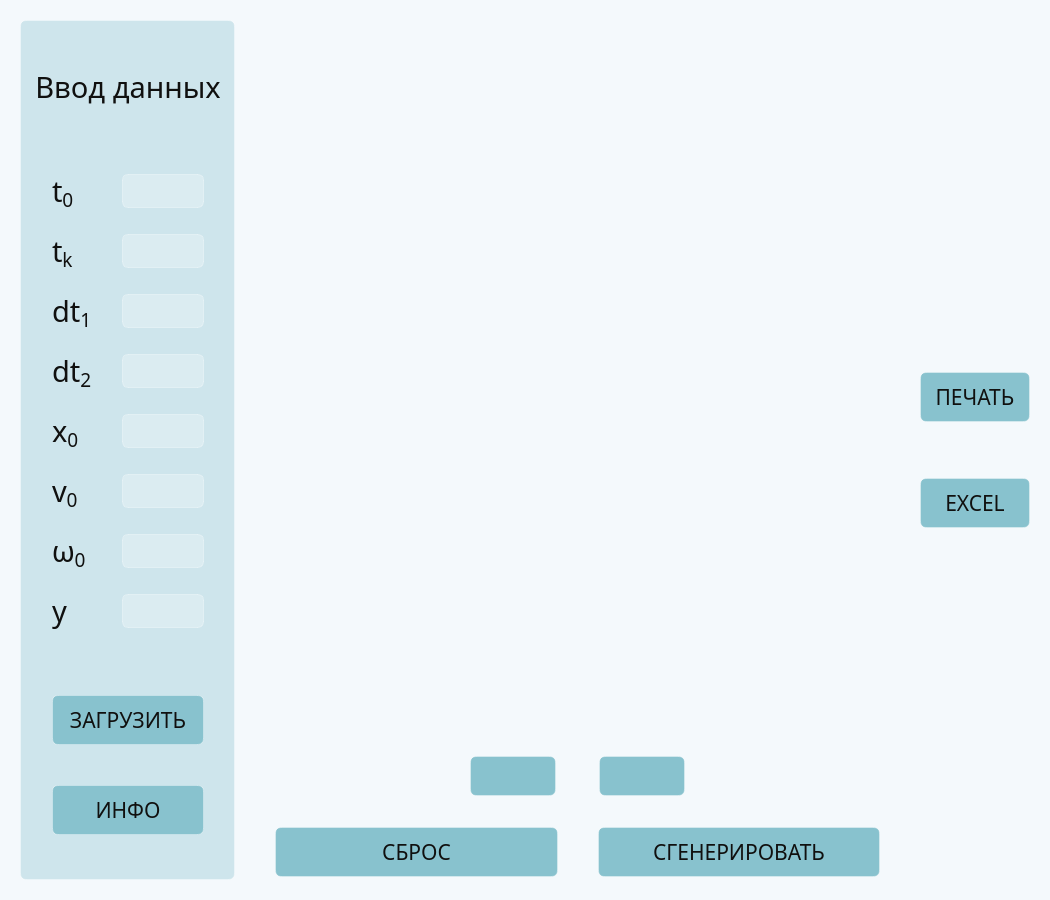
rottenpearr/oscillator-fluctuations, file UI/MainWindow.ui: the form before one commit.
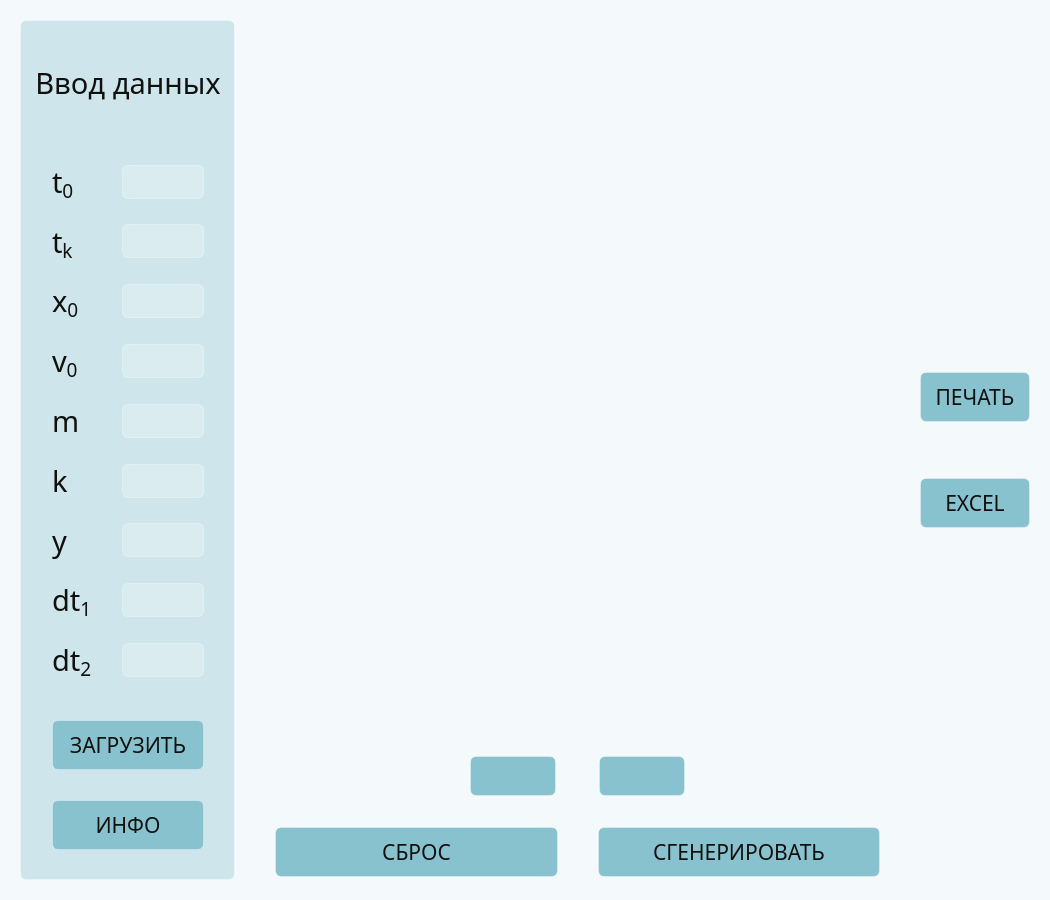
The form after the commit. Icons and pictures are not drawn.

Diff of the .ui file:
```diff
--- a/UI/MainWindow.ui
+++ b/UI/MainWindow.ui
@@ -980,7 +980,7 @@
 border-radius: 6px;
 </string>
       </property>
-      <layout class="QVBoxLayout" name="verticalLayout" stretch="1,0,1,2,2,2,2,2,2,2,2,1,2,0,2,1">
+      <layout class="QVBoxLayout" name="verticalLayout" stretch="1,0,1,2,2,2,2,2,0,2,0,0,1,2,0,2,1">
        <property name="spacing">
         <number>20</number>
        </property>
@@ -1238,143 +1238,6 @@
          </item>
         </layout>
        </item>
-       <item>
-        <layout class="QHBoxLayout" name="layout_dt1" stretch="0,2,15,0">
-         <item>
-          <spacer name="horizontalSpacer_20">
-           <property name="orientation">
-            <enum>Qt::Orientation::Horizontal</enum>
-           </property>
-           <property name="sizeHint" stdset="0">
-            <size>
-             <width>30</width>
-             <height>20</height>
-            </size>
-           </property>
-          </spacer>
-         </item>
-         <item>
-          <widget class="QLabel" name="label_dt1">
-           <property name="minimumSize">
-            <size>
-             <width>50</width>
-             <height>40</height>
-            </size>
-           </property>
-           <property name="styleSheet">
-            <string notr="true">background-color: none;
-border: none;
-border-radius: none;</string>
-           </property>
-           <property name="text">
-            <string>&lt;html&gt;&lt;head/&gt;&lt;body&gt;&lt;p&gt;&lt;span style=&quot; font-size:22pt;&quot;&gt;dt&lt;/span&gt;&lt;span style=&quot; font-size:22pt; vertical-align:sub;&quot;&gt;1&lt;/span&gt;&lt;/p&gt;&lt;/body&gt;&lt;/html&gt;</string>
-           </property>
-           <property name="alignment">
-            <set>Qt::AlignmentFlag::AlignLeading|Qt::AlignmentFlag::AlignLeft|Qt::AlignmentFlag::AlignVCenter</set>
-           </property>
-          </widget>
-         </item>
-         <item>
-          <widget class="QLineEdit" name="entry_dt1">
-           <property name="minimumSize">
-            <size>
-             <width>0</width>
-             <height>30</height>
-            </size>
-           </property>
-           <property name="styleSheet">
-            <string notr="true">background-color: rgba(255, 255, 255, 70);
-border: 1px solid rgba(255, 255, 255, 80);
-border-radius: 6px;
-font-size: 16pt;</string>
-           </property>
-          </widget>
-         </item>
-         <item>
-          <spacer name="horizontalSpacer_16">
-           <property name="orientation">
-            <enum>Qt::Orientation::Horizontal</enum>
-           </property>
-           <property name="sizeHint" stdset="0">
-            <size>
-             <width>30</width>
-             <height>20</height>
-            </size>
-           </property>
-          </spacer>
-         </item>
-        </layout>
-       </item>
-       <item>
-        <layout class="QHBoxLayout" name="layout_dt2" stretch="0,2,15,0">
-         <item>
-          <spacer name="horizontalSpacer_14">
-           <property name="orientation">
-            <enum>Qt::Orientation::Horizontal</enum>
-           </property>
-           <property name="sizeHint" stdset="0">
-            <size>
-             <width>30</width>
-             <height>20</height>
-            </size>
-           </property>
-          </spacer>
-         </item>
-         <item>
-          <widget class="QLabel" name="label_dt2">
-           <property name="minimumSize">
-            <size>
-             <width>50</width>
-             <height>40</height>
-            </size>
-           </property>
-           <property name="styleSheet">
-            <string notr="true">background-color: none;
-border: none;
-border-radius: none;</string>
-           </property>
-           <property name="text">
-            <string>&lt;html&gt;&lt;head/&gt;&lt;body&gt;&lt;p&gt;&lt;span style=&quot; font-size:22pt;&quot;&gt;dt&lt;/span&gt;&lt;span style=&quot; font-size:22pt; vertical-align:sub;&quot;&gt;2&lt;/span&gt;&lt;/p&gt;&lt;/body&gt;&lt;/html&gt;</string>
-           </property>
-           <property name="alignment">
-            <set>Qt::AlignmentFlag::AlignLeading|Qt::AlignmentFlag::AlignLeft|Qt::AlignmentFlag::AlignVCenter</set>
-           </property>
-          </widget>
-         </item>
-         <item>
-          <widget class="QLineEdit" name="entry_dt2">
-           <property name="minimumSize">
-            <size>
-             <width>0</width>
-             <height>30</height>
-            </size>
-           </property>
-           <property name="styleSheet">
-            <string notr="true">background-color: rgba(255, 255, 255, 70);
-border: 1px solid rgba(255, 255, 255, 80);
-border-radius: 6px;
-font-size: 16pt;</string>
-           </property>
-           <property name="alignment">
-            <set>Qt::AlignmentFlag::AlignLeading|Qt::AlignmentFlag::AlignLeft|Qt::AlignmentFlag::AlignVCenter</set>
-           </property>
-          </widget>
-         </item>
-         <item>
-          <spacer name="horizontalSpacer_15">
-           <property name="orientation">
-            <enum>Qt::Orientation::Horizontal</enum>
-           </property>
-           <property name="sizeHint" stdset="0">
-            <size>
-             <width>30</width>
-             <height>20</height>
-            </size>
-           </property>
-          </spacer>
-         </item>
-        </layout>
-       </item>
        <item>
         <layout class="QHBoxLayout" name="layout_x0" stretch="0,2,15,0">
          <item>
@@ -1541,7 +1404,7 @@
 border-radius: none;</string>
            </property>
            <property name="text">
-            <string>&lt;html&gt;&lt;head/&gt;&lt;body&gt;&lt;p&gt;&lt;span style=&quot; font-size:22pt;&quot;&gt;ω&lt;/span&gt;&lt;span style=&quot; font-size:22pt; vertical-align:sub;&quot;&gt;0&lt;/span&gt;&lt;/p&gt;&lt;/body&gt;&lt;/html&gt;</string>
+            <string>&lt;html&gt;&lt;head/&gt;&lt;body&gt;&lt;p&gt;&lt;span style=&quot; font-size:22pt;&quot;&gt;m&lt;/span&gt;&lt;/p&gt;&lt;/body&gt;&lt;/html&gt;</string>
            </property>
            <property name="alignment">
             <set>Qt::AlignmentFlag::AlignLeading|Qt::AlignmentFlag::AlignLeft|Qt::AlignmentFlag::AlignVCenter</set>
@@ -1579,6 +1442,70 @@
          </item>
         </layout>
        </item>
+       <item>
+        <layout class="QHBoxLayout" name="layout_k" stretch="0,2,15,0">
+         <item>
+          <spacer name="horizontalSpacer_33">
+           <property name="orientation">
+            <enum>Qt::Orientation::Horizontal</enum>
+           </property>
+           <property name="sizeHint" stdset="0">
+            <size>
+             <width>30</width>
+             <height>20</height>
+            </size>
+           </property>
+          </spacer>
+         </item>
+         <item>
+          <widget class="QLabel" name="label_k">
+           <property name="minimumSize">
+            <size>
+             <width>50</width>
+             <height>40</height>
+            </size>
+           </property>
+           <property name="styleSheet">
+            <string notr="true">background-color: none;
+border: none;
+border-radius: none;</string>
+           </property>
+           <property name="text">
+            <string>&lt;html&gt;&lt;head/&gt;&lt;body&gt;&lt;p&gt;&lt;span style=&quot; font-size:22pt;&quot;&gt;k&lt;/span&gt;&lt;/p&gt;&lt;/body&gt;&lt;/html&gt;</string>
+           </property>
+          </widget>
+         </item>
+         <item>
+          <widget class="QLineEdit" name="entry_k">
+           <property name="minimumSize">
+            <size>
+             <width>0</width>
+             <height>30</height>
+            </size>
+           </property>
+           <property name="styleSheet">
+            <string notr="true">background-color: rgba(255, 255, 255, 70);
+border: 1px solid rgba(255, 255, 255, 80);
+border-radius: 6px;
+font-size: 16pt;</string>
+           </property>
+          </widget>
+         </item>
+         <item>
+          <spacer name="horizontalSpacer_34">
+           <property name="orientation">
+            <enum>Qt::Orientation::Horizontal</enum>
+           </property>
+           <property name="sizeHint" stdset="0">
+            <size>
+             <width>30</width>
+             <height>20</height>
+            </size>
+           </property>
+          </spacer>
+         </item>
+        </layout>
+       </item>
        <item>
         <layout class="QHBoxLayout" name="layout_y" stretch="0,2,15,0">
          <item>
@@ -1646,6 +1573,143 @@
          </item>
         </layout>
        </item>
+       <item>
+        <layout class="QHBoxLayout" name="layout_dt1" stretch="0,2,15,0">
+         <item>
+          <spacer name="horizontalSpacer_20">
+           <property name="orientation">
+            <enum>Qt::Orientation::Horizontal</enum>
+           </property>
+           <property name="sizeHint" stdset="0">
+            <size>
+             <width>30</width>
+             <height>20</height>
+            </size>
+           </property>
+          </spacer>
+         </item>
+         <item>
+          <widget class="QLabel" name="label_dt1">
+           <property name="minimumSize">
+            <size>
+             <width>50</width>
+             <height>40</height>
+            </size>
+           </property>
+           <property name="styleSheet">
+            <string notr="true">background-color: none;
+border: none;
+border-radius: none;</string>
+           </property>
+           <property name="text">
+            <string>&lt;html&gt;&lt;head/&gt;&lt;body&gt;&lt;p&gt;&lt;span style=&quot; font-size:22pt;&quot;&gt;dt&lt;/span&gt;&lt;span style=&quot; font-size:22pt; vertical-align:sub;&quot;&gt;1&lt;/span&gt;&lt;/p&gt;&lt;/body&gt;&lt;/html&gt;</string>
+           </property>
+           <property name="alignment">
+            <set>Qt::AlignmentFlag::AlignLeading|Qt::AlignmentFlag::AlignLeft|Qt::AlignmentFlag::AlignVCenter</set>
+           </property>
+          </widget>
+         </item>
+         <item>
+          <widget class="QLineEdit" name="entry_dt1">
+           <property name="minimumSize">
+            <size>
+             <width>0</width>
+             <height>30</height>
+            </size>
+           </property>
+           <property name="styleSheet">
+            <string notr="true">background-color: rgba(255, 255, 255, 70);
+border: 1px solid rgba(255, 255, 255, 80);
+border-radius: 6px;
+font-size: 16pt;</string>
+           </property>
+          </widget>
+         </item>
+         <item>
+          <spacer name="horizontalSpacer_16">
+           <property name="orientation">
+            <enum>Qt::Orientation::Horizontal</enum>
+           </property>
+           <property name="sizeHint" stdset="0">
+            <size>
+             <width>30</width>
+             <height>20</height>
+            </size>
+           </property>
+          </spacer>
+         </item>
+        </layout>
+       </item>
+       <item>
+        <layout class="QHBoxLayout" name="layout_dt2" stretch="0,2,15,0">
+         <item>
+          <spacer name="horizontalSpacer_14">
+           <property name="orientation">
+            <enum>Qt::Orientation::Horizontal</enum>
+           </property>
+           <property name="sizeHint" stdset="0">
+            <size>
+             <width>30</width>
+             <height>20</height>
+            </size>
+           </property>
+          </spacer>
+         </item>
+         <item>
+          <widget class="QLabel" name="label_dt2">
+           <property name="minimumSize">
+            <size>
+             <width>50</width>
+             <height>40</height>
+            </size>
+           </property>
+           <property name="styleSheet">
+            <string notr="true">background-color: none;
+border: none;
+border-radius: none;</string>
+           </property>
+           <property name="text">
+            <string>&lt;html&gt;&lt;head/&gt;&lt;body&gt;&lt;p&gt;&lt;span style=&quot; font-size:22pt;&quot;&gt;dt&lt;/span&gt;&lt;span style=&quot; font-size:22pt; vertical-align:sub;&quot;&gt;2&lt;/span&gt;&lt;/p&gt;&lt;/body&gt;&lt;/html&gt;</string>
+           </property>
+           <property name="alignment">
+            <set>Qt::AlignmentFlag::AlignLeading|Qt::AlignmentFlag::AlignLeft|Qt::AlignmentFlag::AlignVCenter</set>
+           </property>
+          </widget>
+         </item>
+         <item>
+          <widget class="QLineEdit" name="entry_dt2">
+           <property name="minimumSize">
+            <size>
+             <width>0</width>
+             <height>30</height>
+            </size>
+           </property>
+           <property name="styleSheet">
+            <string notr="true">background-color: rgba(255, 255, 255, 70);
+border: 1px solid rgba(255, 255, 255, 80);
+border-radius: 6px;
+font-size: 16pt;</string>
+           </property>
+           <property name="alignment">
+            <set>Qt::AlignmentFlag::AlignLeading|Qt::AlignmentFlag::AlignLeft|Qt::AlignmentFlag::AlignVCenter</set>
+           </property>
+          </widget>
+         </item>
+         <item>
+          <spacer name="horizontalSpacer_15">
+           <property name="orientation">
+            <enum>Qt::Orientation::Horizontal</enum>
+           </property>
+           <property name="sizeHint" stdset="0">
+            <size>
+             <width>30</width>
+             <height>20</height>
+            </size>
+           </property>
+          </spacer>
+         </item>
+        </layout>
+       </item>
        <item>
         <spacer name="horizontalSpacer_32">
          <property name="orientation">
```
Left out of the diff: 6 changed lines with no effect on the pictures.
